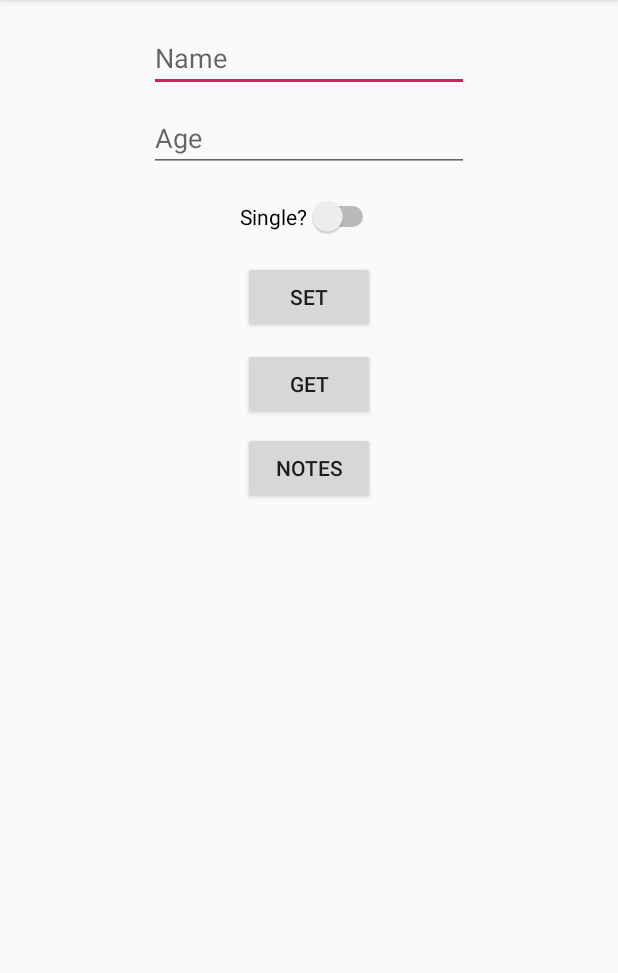
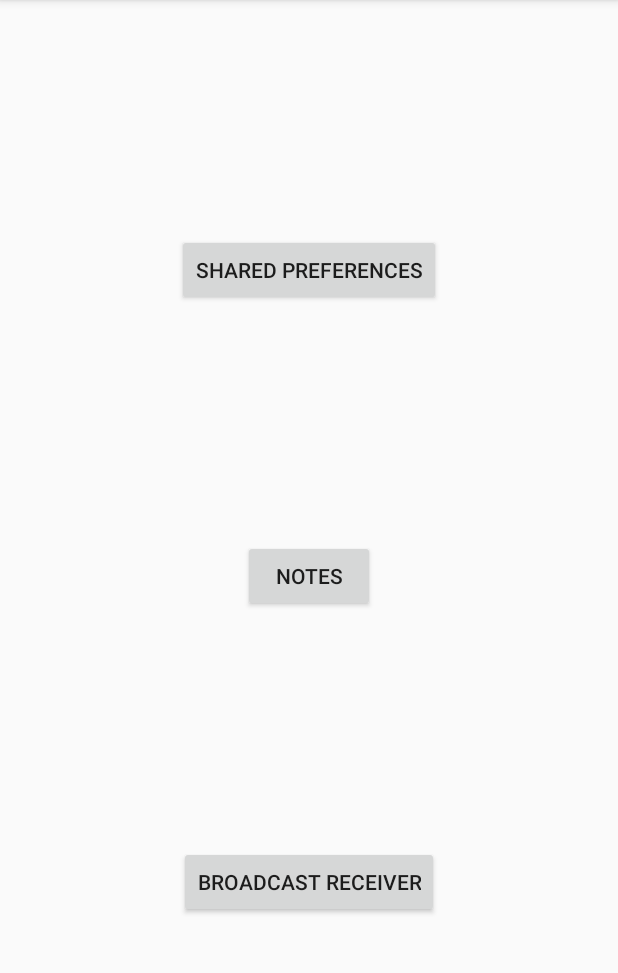
Before and after one commit to xsfjx/ServerShit, an Android app: the screen it shows after launch (MainActivity), on a phone screen of 412 x 824 dp, the part 84-1057 px from its top. Run offline under Robolectric (Android 15) with nearby library versions, the phone set to English and light mode, and no system bars.

Commit message:
Clean up

```diff
--- a/app/src/main/java/com/servershit/view/MainActivity.java
+++ b/app/src/main/java/com/servershit/view/MainActivity.java
@@ -1,16 +1,13 @@
 package com.servershit.view;
 
+import android.content.Context;
 import android.content.Intent;
+import android.os.Bundle;
 import android.support.v7.app.AppCompatActivity;
-import android.os.Bundle;
 import android.view.View;
-import android.widget.Button;
-import android.widget.EditText;
-import android.widget.Switch;
-import android.widget.Toast;
 
 import com.servershit.R;
-import com.servershit.utils.SharedPref;
+import com.servershit.tools.MyApplication;
 
 public class MainActivity extends AppCompatActivity {
 
@@ -19,36 +16,28 @@ public class MainActivity extends AppCompatActivity {
         super.onCreate(savedInstanceState);
         setContentView(R.layout.activity_main);
 
-        final EditText etName = findViewById(R.id.etName);
-        final EditText etAge = findViewById(R.id.etAge);
-        final Switch theQ = findViewById(R.id.theQ);
-        Button setBtn = findViewById(R.id.setBtn);
-        Button getBtn = findViewById(R.id.getBtn);
+        final Context context = MyApplication.context;
+
+        findViewById(R.id.sharedBtn).setOnClickListener(new View.OnClickListener() {
+            @Override
+            public void onClick(View v) {
+                startActivity(new Intent(context , SharedPreferencesActivity.class));
+            }
+        });
 
         findViewById(R.id.noteBtn).setOnClickListener(new View.OnClickListener() {
             @Override
             public void onClick(View v) {
-                startActivity(new Intent(MainActivity.this , RecycleViewActivity.class));
+                startActivity(new Intent(context , RecycleViewActivity.class));
             }
         });
 
-        setBtn.setOnClickListener(new View.OnClickListener() {
+        findViewById(R.id.brdcastBtn).setOnClickListener(new View.OnClickListener() {
             @Override
             public void onClick(View v) {
-                SharedPref.setFName(etName.getText().toString());
-                SharedPref.setAge(Integer.parseInt(etAge.getText().toString()));
-                SharedPref.setSingle(theQ.isChecked());
+                startActivity(new Intent(context , BroadcastReceiverActivity.class));
             }
         });
 
-        getBtn.setOnClickListener(new View.OnClickListener() {
-            @Override
-            public void onClick(View v) {
-                Toast.makeText(MainActivity.this, "F name is : " + SharedPref.getFName(), Toast.LENGTH_SHORT).show();
-                Toast.makeText(MainActivity.this, "Age is : " + SharedPref.getAge(), Toast.LENGTH_SHORT).show();
-                Toast.makeText(MainActivity.this, "Single? " + SharedPref.isSingle(), Toast.LENGTH_SHORT).show();
-
-            }
-        });
     }
 }
--- a/app/src/main/res/layout/activity_main.xml
+++ b/app/src/main/res/layout/activity_main.xml
@@ -7,78 +7,34 @@
     tools:context=".view.MainActivity"
     tools:layout_editor_absoluteY="81dp">
 
-    <EditText
-        android:id="@+id/etName"
+    <Button
+        android:id="@+id/sharedBtn"
         android:layout_width="wrap_content"
         android:layout_height="wrap_content"
-        android:layout_marginTop="16dp"
-        android:ems="10"
-        android:hint="@string/name"
-        android:inputType="textPersonName"
-        app:layout_constraintBottom_toTopOf="@+id/etAge"
-        app:layout_constraintEnd_toEndOf="parent"
-        app:layout_constraintStart_toStartOf="parent"
-        app:layout_constraintTop_toTopOf="parent"/>
-
-    <EditText
-        android:id="@+id/etAge"
-        android:layout_width="wrap_content"
-        android:layout_height="wrap_content"
-        android:layout_marginTop="8dp"
-        android:layout_marginBottom="8dp"
-        android:ems="10"
-        android:hint="@string/age"
-        android:inputType="textPersonName"
-        app:layout_constraintBottom_toTopOf="@+id/theQ"
-        app:layout_constraintEnd_toEndOf="parent"
-        app:layout_constraintStart_toStartOf="parent"
-        app:layout_constraintTop_toBottomOf="@+id/etName" />
-
-    <Switch
-        android:id="@+id/theQ"
-        android:layout_width="wrap_content"
-        android:layout_height="wrap_content"
-        android:layout_marginTop="8dp"
-        android:layout_marginBottom="8dp"
-        android:checked="false"
-        android:text="@string/single"
-        app:layout_constraintBottom_toTopOf="@+id/setBtn"
-        app:layout_constraintEnd_toEndOf="parent"
-        app:layout_constraintStart_toStartOf="parent"
-        app:layout_constraintTop_toBottomOf="@+id/etAge" />
-
-    <Button
-        android:id="@+id/setBtn"
-        android:layout_width="wrap_content"
-        android:layout_height="wrap_content"
-        android:layout_marginTop="8dp"
-        android:layout_marginBottom="2dp"
-        android:text="@string/set"
-        app:layout_constraintBottom_toTopOf="@+id/getBtn"
-        app:layout_constraintEnd_toEndOf="parent"
-        app:layout_constraintStart_toStartOf="parent"
-        app:layout_constraintTop_toBottomOf="@+id/theQ" />
-
-    <Button
-        android:id="@+id/getBtn"
-        android:layout_width="wrap_content"
-        android:layout_height="wrap_content"
-        android:layout_marginTop="8dp"
-        android:layout_marginBottom="8dp"
-        android:text="@string/get"
+        android:text="@string/sharedPreferences"
         app:layout_constraintBottom_toTopOf="@+id/noteBtn"
         app:layout_constraintEnd_toEndOf="parent"
         app:layout_constraintStart_toStartOf="parent"
-        app:layout_constraintTop_toBottomOf="@+id/setBtn" />
+        app:layout_constraintTop_toTopOf="parent" />
 
     <Button
         android:id="@+id/noteBtn"
         android:layout_width="wrap_content"
         android:layout_height="wrap_content"
-        android:layout_marginTop="8dp"
         android:text="@string/notes"
+        app:layout_constraintBottom_toTopOf="@+id/brdcastBtn"
         app:layout_constraintEnd_toEndOf="parent"
         app:layout_constraintStart_toStartOf="parent"
-        app:layout_constraintTop_toBottomOf="@+id/getBtn" />
+        app:layout_constraintTop_toBottomOf="@+id/sharedBtn" />
+
+    <Button
+        android:id="@+id/brdcastBtn"
+        android:layout_width="wrap_content"
+        android:layout_height="wrap_content"
+        android:text="@string/broadcast_receiver"
+        app:layout_constraintBottom_toBottomOf="parent"
+        app:layout_constraintEnd_toEndOf="parent"
+        app:layout_constraintStart_toStartOf="parent"
+        app:layout_constraintTop_toBottomOf="@+id/noteBtn"/>
 
 </android.support.constraint.ConstraintLayout>
--- a/app/src/main/res/values/strings.xml
+++ b/app/src/main/res/values/strings.xml
@@ -13,4 +13,6 @@
     <string name="get">Get</string>
     <string name="notes">Notes</string>
     <string name="new_note">New Note</string>
+    <string name="sharedPreferences">Shared Preferences</string>
+    <string name="broadcast_receiver">BroadCast Receiver</string>
 </resources>
```
Also changed, not shown: app/src/main/java/com/servershit/view/SharedPreferencesActivity.java (added, +49 -0 lines), app/src/main/res/layout/activity_shared_preferences.xml (added, +75 -0 lines).
